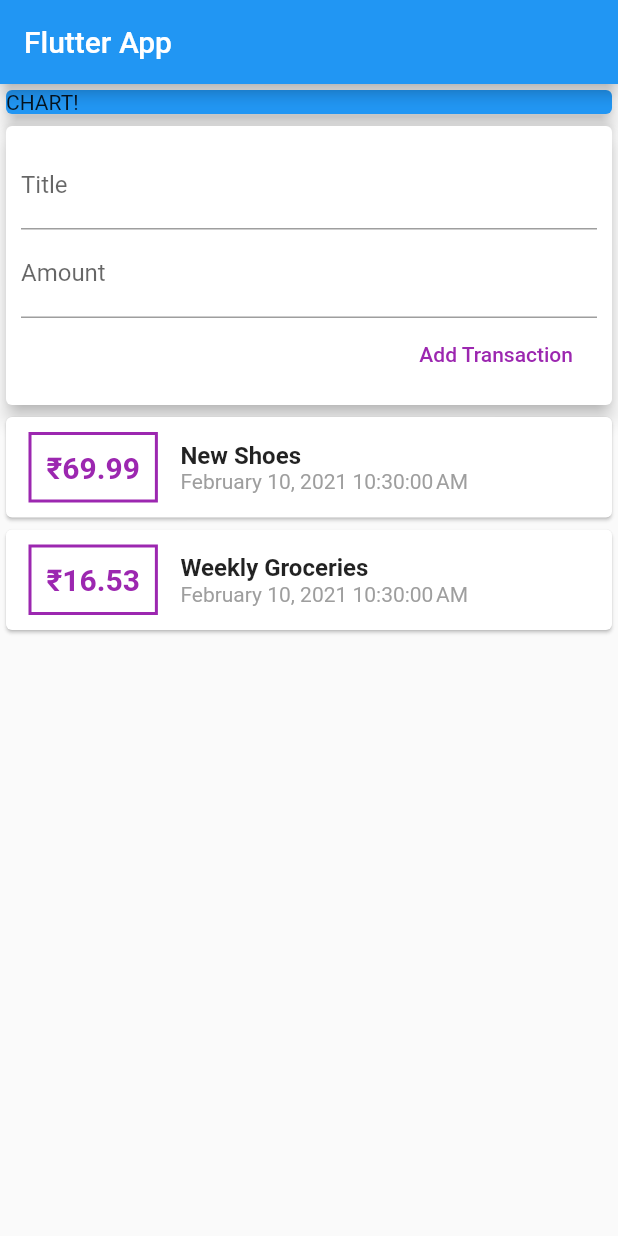
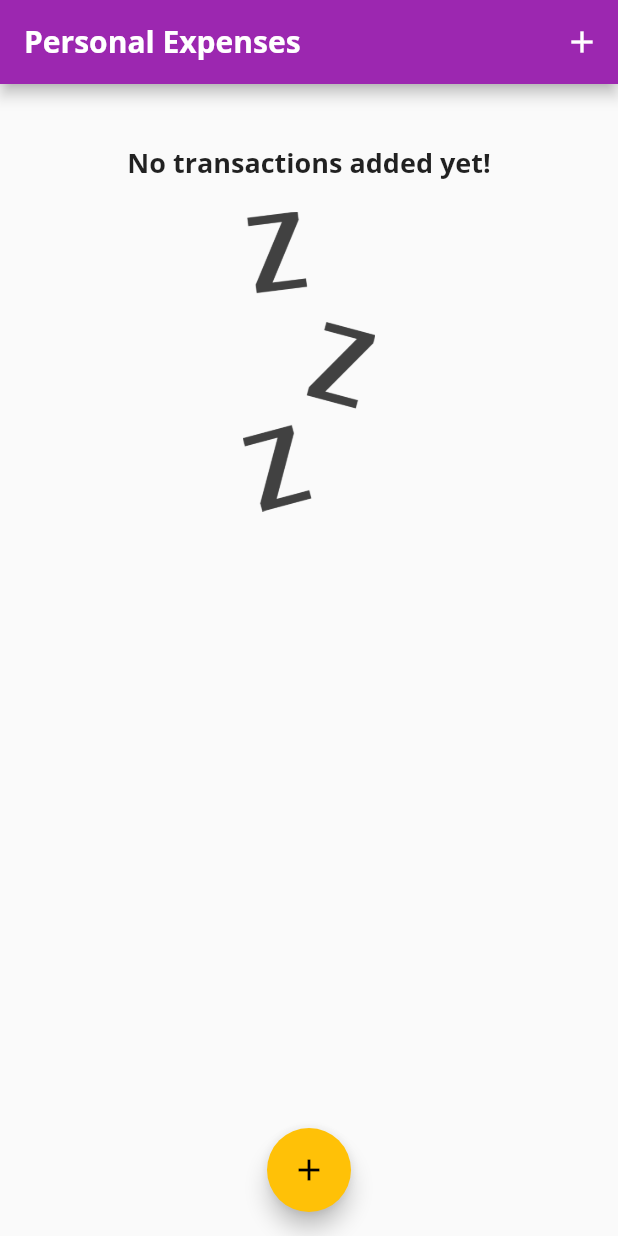
Before and after one commit to shriganesh1987/MyExpensePlanner, a Flutter app: the screen it shows after launch, on a phone screen of 412 x 824 dp. Run offline on Flutter 3.47's test engine with Material 2 defaults, Android fonts, the phone set to English and light mode, and no system bars.

Commit message:
Completed: Section 4, chapther 100

```diff
--- a/lib/main.dart
+++ b/lib/main.dart
@@ -1,5 +1,10 @@
-import './widgets/user_transactions.dart';
+import 'package:MyExpensePlanner/widgets/new_transaction.dart';
+
 import 'package:flutter/material.dart';
+import './widgets/new_transaction.dart';
+import './models/transaction.dart';
+import './widgets/transaction_list.dart';
+import './widgets/chart.dart';
 
 void main() => runApp(MyApp());
 
@@ -7,36 +12,119 @@ class MyApp extends StatelessWidget {
   @override
   Widget build(BuildContext context) {
     return MaterialApp(
-      title: 'Flutter App',
+      title: 'Personal Expenses',
+      theme: ThemeData(
+        primarySwatch: Colors.purple,
+        accentColor: Colors.amber,
+        fontFamily: 'QuickSand',
+        textTheme: ThemeData.light().textTheme.copyWith(
+              title: TextStyle(
+                fontFamily: 'OpenSans',
+                fontSize: 18,
+                fontWeight: FontWeight.bold,
+              ),
+            ),
+        appBarTheme: AppBarTheme(
+          textTheme: ThemeData.light().textTheme.copyWith(
+                title: TextStyle(
+                  fontFamily: 'OpenSans',
+                  fontSize: 20,
+                  fontWeight: FontWeight.bold,
+                ),
+              ),
+        ),
+      ),
       home: MyHomePage(),
     );
   }
 }
 
-class MyHomePage extends StatelessWidget {
+class MyHomePage extends StatefulWidget {
   // String titleInput;
   // String amountInput;
+
+  @override
+  _MyHomePageState createState() => _MyHomePageState();
+}
+
+class _MyHomePageState extends State<MyHomePage> {
+  final List<Transaction> _userTransactions = [
+    // Transaction(
+    //   id: 't1',
+    //   title: 'New Shoes',
+    //   amount: 69.99,
+    //   date: DateTime.now(),
+    // ),
+    // Transaction(
+    //   id: 't2',
+    //   title: 'Weekly Groceries',
+    //   amount: 16.53,
+    //   date: DateTime.now(),
+    // ),
+  ];
+  List<Transaction> get _recentTransactions {
+    return _userTransactions.where((tx) {
+      return tx.date.isAfter(
+        DateTime.now().subtract(
+          Duration(
+            days: 7,
+          ),
+        ),
+      );
+    }).toList();
+  }
+
+  void _addNewTransaction(String title, double amount) {
+    final newTx = Transaction(
+        id: DateTime.now().toString(),
+        title: title,
+        amount: amount,
+        date: DateTime.now());
+    setState(() {
+      _userTransactions.add(newTx);
+    });
+  }
+
+  void _startNewTransaction(BuildContext ctx) {
+    showModalBottomSheet(
+      context: ctx,
+      builder: (_) {
+        return GestureDetector(
+          onTap: () {}, //catches tap event and does nothing
+          child: NewTransaction(_addNewTransaction),
+          behavior: HitTestBehavior.opaque,
+        );
+      },
+    );
+  }
 
   @override
   Widget build(BuildContext context) {
     return Scaffold(
       appBar: AppBar(
-        title: Text('Flutter App'),
+        //backgroundColor: Colors.red,
+        title: Text('Personal Expenses'),
+        actions: <Widget>[
+          IconButton(
+            icon: Icon(Icons.add),
+            onPressed: () => _startNewTransaction(context),
+          )
+        ],
       ),
-      body: Column(
-        //mainAxisAlignment: MainAxisAlignment.spaceAround,
-        crossAxisAlignment: CrossAxisAlignment.stretch,
-        children: <Widget>[
-          Container(
-            width: double.infinity,
-            child: Card(
-              color: Colors.blue,
-              child: Text('CHART!'),
-              elevation: 5,
-            ),
-          ),
-          UserTransactions(),
-        ],
+      body: SingleChildScrollView(
+        child: Column(
+          //mainAxisAlignment: MainAxisAlignment.spaceAround,
+          crossAxisAlignment: CrossAxisAlignment.stretch,
+          children: <Widget>[
+            Chart(_recentTransactions),
+            TransactionList(_userTransactions),
+          ],
+        ),
+      ),
+      floatingActionButtonLocation: FloatingActionButtonLocation.centerFloat,
+      floatingActionButton: FloatingActionButton(
+        child: Icon(Icons.add),
+        onPressed: () => _startNewTransaction(context),
       ),
     );
   }
--- /dev/null
+++ b/lib/widgets/chart.dart
@@ -0,0 +1,38 @@
+import 'package:MyExpensePlanner/models/transaction.dart';
+import 'package:flutter/material.dart';
+import '../models/transaction.dart';
+import 'package:intl/intl.dart';
+
+class Chart extends StatelessWidget {
+  final List<Transaction> recentTransactions;
+  Chart(this.recentTransactions);
+
+  List<Map<String, Object>> get groupedTransactionValues {
+    return List.generate(7, (index) {
+      final weekDay = DateTime.now().subtract(Duration(days: index));
+      var totalSum = 0.0;
+      for (var i = 0; i < recentTransactions.length; i++) {
+        if (recentTransactions[i].date.day == weekDay.day &&
+            recentTransactions[i].date.month == weekDay.month &&
+            recentTransactions[i].date.year == weekDay.year) {
+          totalSum += recentTransactions[i].amount;
+        }
+      }
+      print(DateFormat.E().format(weekDay));
+      print(totalSum);
+      return {
+        'day': DateFormat.E().format(weekDay),
+        'amount': totalSum,
+      };
+    });
+  }
+
+  @override
+  Widget build(BuildContext context) {
+    print(groupedTransactionValues);
+    return Card(
+      elevation: 6,
+      margin: EdgeInsets.all(20),
+    );
+  }
+}
--- a/lib/widgets/new_transaction.dart
+++ b/lib/widgets/new_transaction.dart
@@ -1,11 +1,34 @@
 import 'package:flutter/material.dart';
 
-class NewTransaction extends StatelessWidget {
+class NewTransaction extends StatefulWidget {
   final Function addTx;
+
+  NewTransaction(this.addTx);
+
+  @override
+  _NewTransactionState createState() => _NewTransactionState();
+}
+
+class _NewTransactionState extends State<NewTransaction> {
   final titleController = TextEditingController();
+
   final amountController = TextEditingController();
 
-  NewTransaction(this.addTx);
+  void submitData() {
+    final enteredTitle = titleController.text;
+    final enteredAmount = double.parse(amountController.text);
+    if (enteredTitle.isEmpty || enteredAmount <= 0) {
+      return;
+    }
+    widget.addTx(
+      //"widget" in above line is a property to access stateful widget (section 4:93)
+      enteredTitle,
+      enteredAmount,
+    );
+    Navigator.of(context)
+        .pop(); //pops modal page. auto closes modal window on "ENTER" or "OK" or "RIGHT" in keyboard.
+  }
+
   @override
   Widget build(BuildContext context) {
     return Card(
@@ -19,7 +42,7 @@ class NewTransaction extends StatelessWidget {
               decoration: InputDecoration(
                 labelText: 'Title',
               ),
-              controller: titleController,
+              controller: titleController, onSubmitted: (_) => submitData(),
               // onChanged: (val) {
               //   titleInput = val;
               // },
@@ -28,20 +51,19 @@ class NewTransaction extends StatelessWidget {
               decoration: InputDecoration(
                 labelText: 'Amount',
               ),
-              controller: amountController,
+              controller: amountController, keyboardType: TextInputType.number,
+              onSubmitted: (_) => submitData(),
               // onChanged: (val) {
               //   amountInput = val;
               // },
             ),
             FlatButton(
-              onPressed: () {
-                //print(titleInput);
-                //print(amountInput);
-                //print(titleController.text);
-                //print(amountController.text);
-                addTx(
-                    titleController.text, double.parse(amountController.text));
-              },
+              onPressed: submitData, //;() {
+              //print(titleInput);
+              //print(amountInput);
+              //print(titleController.text);
+              //print(amountController.text);
+              //},
               child: Text('Add Transaction'),
               textColor: Colors.purple,
             )
--- a/lib/widgets/transaction_list.dart
+++ b/lib/widgets/transaction_list.dart
@@ -8,8 +8,29 @@ class TransactionList extends StatelessWidget {
   TransactionList(this.transactions);
   @override
   Widget build(BuildContext context) {
-    return Column(
-      children: transactions.map((tx) {
+    return Container(
+      height: 300,
+      child: transactions.isEmpty
+          ? Column(
+              children: <Widget>[
+                Text(
+                  'No transactions added yet!',
+                  style: Theme.of(context).textTheme.title,
+                ),
+                SizedBox(
+                  height: 20,
+                ),
+                Container(
+                  height: 200,
+                  child: Image.asset(
+                    'assets/images/waiting.png',
+                    fit: BoxFit.cover,
+                  ),
+                ),
+              ],
+            )
+          : ListView.builder(
+              itemBuilder: (ctx, index) {
                 return Card(
                   child: Row(
                     children: <Widget>[
@@ -20,32 +41,30 @@ class TransactionList extends StatelessWidget {
                         ),
                         child: Text(
                           //'\$${tx.amount}', // if you want to use dollars
-                  '₹${tx.amount}',
+                          '₹${transactions[index].amount.toStringAsFixed(2)}',
                           style: TextStyle(
                             fontWeight: FontWeight.bold,
                             fontSize: 20,
-                    color: Colors.purple,
+                            color: Theme.of(context).primaryColor,
                           ),
                         ),
                         decoration: BoxDecoration(
                           border: Border.all(
-                  color: Colors.purple,
+                            color: Theme.of(context).primaryColor,
                             width: 2,
-                )),
+                          ),
+                        ),
                         padding: EdgeInsets.all(10),
                       ),
                       Column(
                         crossAxisAlignment: CrossAxisAlignment.start,
                         children: <Widget>[
                           Text(
-                    tx.title,
-                    style: TextStyle(
-                      fontSize: 16,
-                      fontWeight: FontWeight.bold,
-                    ),
+                            transactions[index].title,
+                            style: Theme.of(context).textTheme.title,
                           ),
                           Text(
-                    DateFormat().format(tx.date),
+                            DateFormat().format(transactions[index].date),
                             style: TextStyle(color: Colors.grey),
                           )
                         ],
@@ -53,7 +72,9 @@ class TransactionList extends StatelessWidget {
                     ],
                   ),
                 );
-      }).toList(),
+              },
+              itemCount: transactions.length,
+            ),
     );
   }
 }
--- a/lib/widgets/user_transactions.dart
+++ /dev/null
@@ -1,47 +0,0 @@
-import 'package:flutter/material.dart';
-import './transaction_list.dart';
-import './new_transaction.dart';
-import '../models/transaction.dart';
-
-class UserTransactions extends StatefulWidget {
-  @override
-  _UserTransactionsState createState() => _UserTransactionsState();
-}
-
-class _UserTransactionsState extends State<UserTransactions> {
-  final List<Transaction> _userTransactions = [
-    Transaction(
-      id: 't1',
-      title: 'New Shoes',
-      amount: 69.99,
-      date: DateTime.now(),
-    ),
-    Transaction(
-      id: 't2',
-      title: 'Weekly Groceries',
-      amount: 16.53,
-      date: DateTime.now(),
-    ),
-  ];
-
-  void _addNewTransaction(String title, double amount) {
-    final newTx = Transaction(
-        id: DateTime.now().toString(),
-        title: title,
-        amount: amount,
-        date: DateTime.now());
-    setState(() {
-      _userTransactions.add(newTx);
-    });
-  }
-
-  @override
-  Widget build(BuildContext context) {
-    return Column(
-      children: <Widget>[
-        NewTransaction(_addNewTransaction),
-        TransactionList(_userTransactions),
-      ],
-    );
-  }
-}
```
Also changed, not shown: pubspec.yaml (+14 -9 lines), assets/fonts/OpenSans-Bold.ttf (added), assets/fonts/OpenSans-Regular.ttf (added), assets/fonts/Quicksand-Bold.ttf (added), assets/fonts/Quicksand-Light.ttf (added), assets/fonts/Quicksand-Medium.ttf (added), assets/fonts/Quicksand-Regular.ttf (added), assets/images/waiting.png (added). Lines whose indentation alone changed are shown as unchanged.
